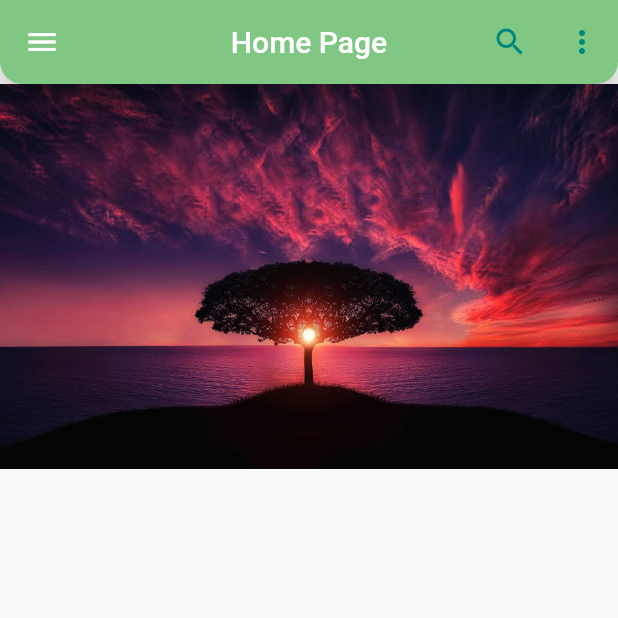
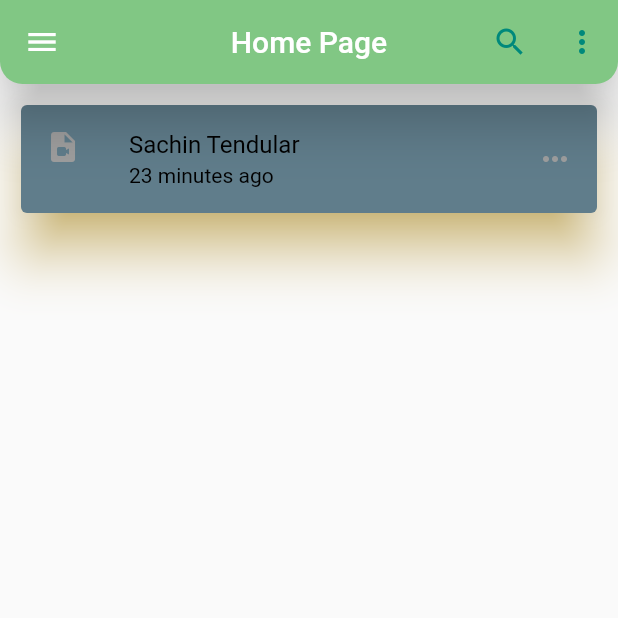
Before and after one commit to ChristyAlex2147215/flutr-AppBar-widget, a Flutter app: the screen it shows after launch, on a phone screen of 412 x 824 dp, the top half of it. Run offline on Flutter 3.47's test engine with Material 2 defaults, Android fonts, the phone set to English and light mode, and no system bars.

Commit message:
exercise sol:

```diff
--- /dev/null
+++ b/lib/Exercises/SocialMediaCardWiget.dart
@@ -0,0 +1,44 @@
+import "dart:developer";
+
+import "package:flutter/material.dart";
+import "../widgets/CustomAppBarUtil.dart";
+
+class SocialMediaCard extends StatelessWidget {
+  const SocialMediaCard({Key? key}) : super(key: key);
+
+  @override
+  Widget build(BuildContext context) {
+    return Scaffold(
+      appBar: CustomAppBarUtil.buildCustomAppBar(),
+      body: Center(
+          child: Column(
+        mainAxisAlignment: MainAxisAlignment.start,
+        children: [
+          Container(
+            child: Padding(
+              padding: EdgeInsets.all(10),
+              child: Card(
+                elevation: 15,
+                shadowColor: Colors.amber,
+                color: Colors.blueGrey,
+                child: Column(
+                  children: [
+                    ListTile(
+                      title: Text("Sachin Tendular"),
+                      subtitle: Text("23 minutes ago"),
+                      textColor: Colors.black,
+                      leading: Icon(Icons.video_file),
+                      iconColor: Colors.grey,
+                      onTap: () {},
+                      trailing: Icon(Icons.more_horiz),
+                    )
+                  ],
+                ),
+              ),
+            ),
+          )
+        ],
+      )),
+    );
+  }
+}
--- a/lib/main.dart
+++ b/lib/main.dart
@@ -6,6 +6,9 @@ import "./widgets//textWidget.dart";
 import "./widgets/ButtonWidgets.dart";
 import "./widgets/TextFields.dart";
 import "./widgets/ImageWIdget.dart";
+import "./widgets/CardWIdget.dart";
+import "./widgets/CircleAvatar.dart";
+import "./Exercises/SocialMediaCardWiget.dart";
 
 //main function where the app is called to execute
 void main() {
@@ -22,6 +25,6 @@ class MyApp extends StatelessWidget {
         title: "Demo App",
         // home page for route "/"
         // scaffold gives white screen
-        home: ImageWidgets());
+        home: SocialMediaCard());
   }
 }
```
Also changed, not shown: lib/widgets/CardWIdget.dart (added, +205 -0 lines), lib/widgets/CircleAvatar.dart (added, +47 -0 lines).
